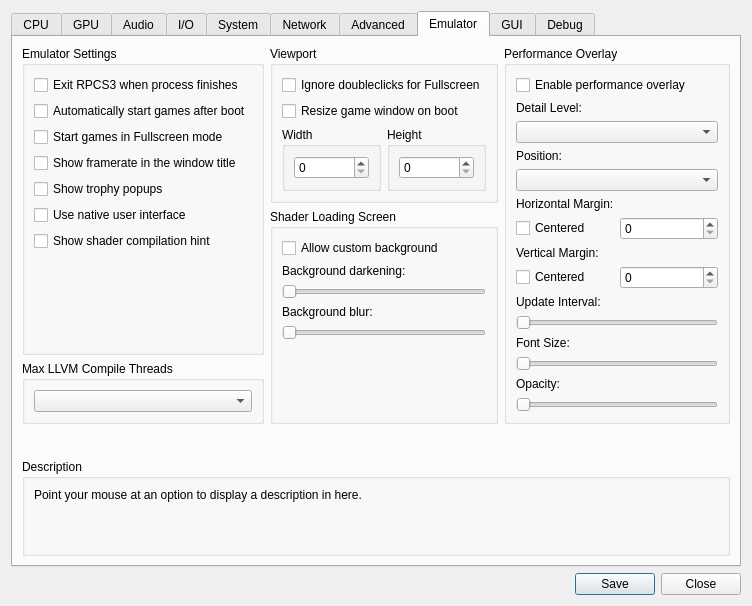
Before: the Qt Designer form rpcs3/rpcs3qt/settings_dialog.ui in RPCS3/rpcs3, drawn with Qt 5.
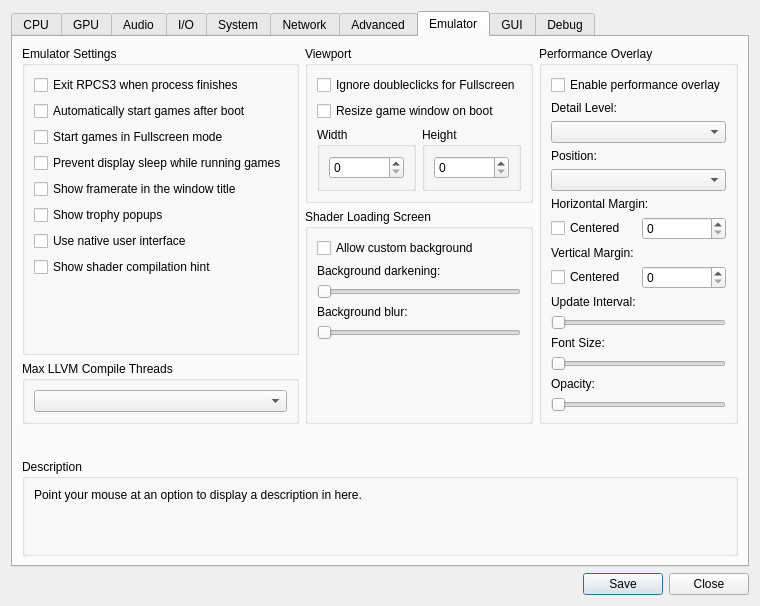
After: the same form once the commit is applied. The open tabs and pages were chosen to show the change. Icons and pictures are not drawn.

Commit message:
Add option for preventing display sleep (#5783)
Adds support for preventing the display from sleeping while a game is
running. Supports Windows, Linux (with the org.freedesktop.ScreenSaver
D-Bus service), and macOS.

Diff of the .ui file:
```diff
--- a/rpcs3/rpcs3qt/settings_dialog.ui
+++ b/rpcs3/rpcs3qt/settings_dialog.ui
@@ -1899,6 +1899,13 @@
                 </property>
                </widget>
               </item>
+              <item>
+               <widget class="QCheckBox" name="preventDisplaySleep">
+                <property name="text">
+                 <string>Prevent display sleep while running games</string>
+                </property>
+               </widget>
+              </item>
               <item>
                <widget class="QCheckBox" name="showFPSInTitle">
                 <property name="text">
```
The commit also changes 10 other files.
